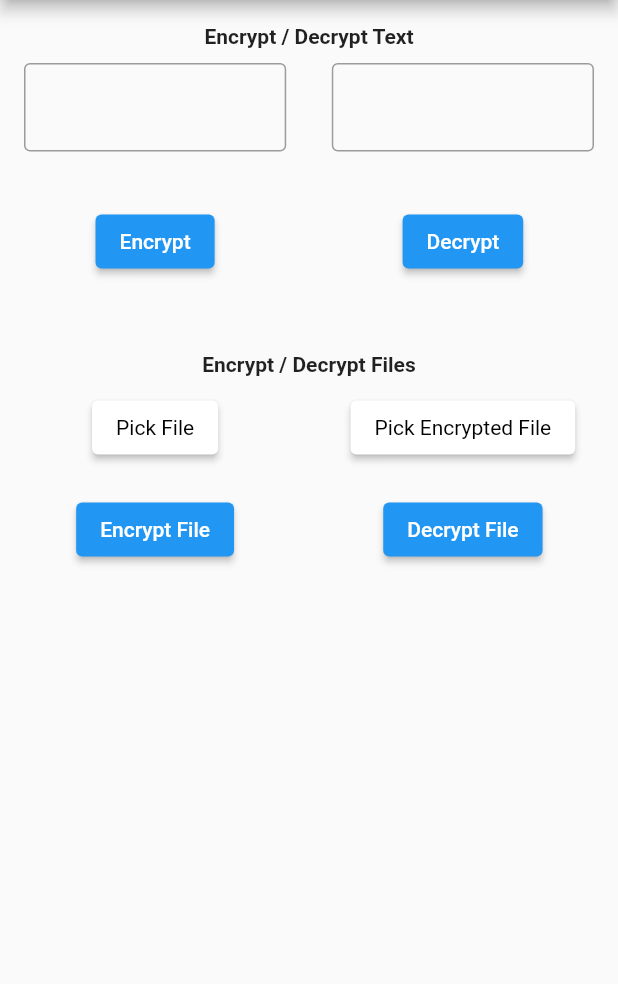
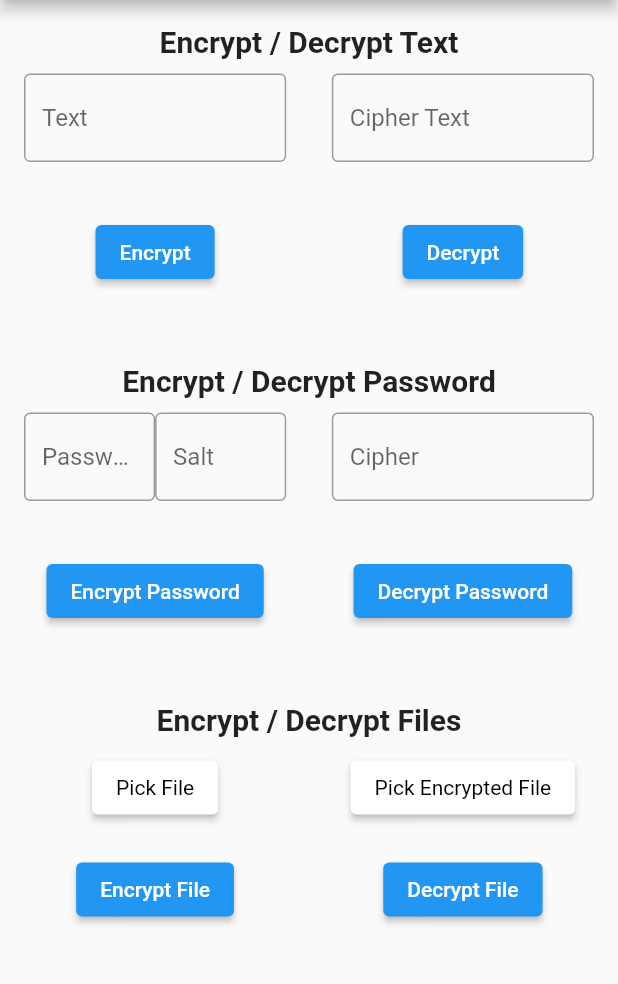
Before and after one commit to wizardoma/lokdon_sdk_demo, a Flutter app: the screen it shows after launch, on a phone screen of 412 x 824 dp, the part 84-1068 px from its top. Run offline on Flutter 3.47's test engine with Material 2 defaults, Android fonts, the light colour scheme and no system bars; our stand-ins replace file_picker; missing offline and left inert: lokdon_sdk.

Commit message:
add password encryption

```diff
--- a/lib/encrypt_file.dart
+++ b/lib/encrypt_file.dart
@@ -21,7 +21,8 @@ class _EncryptFileState extends State<EncryptFile> {
       children: [
         const Text(
           "Encrypt / Decrypt Files",
-          style: TextStyle(fontWeight: FontWeight.bold),
+          style: TextStyle(fontWeight: FontWeight.bold,
+              fontSize: 20),
         ),
         const SizedBox(
           height: 10,
--- /dev/null
+++ b/lib/encrypt_password.dart
@@ -0,0 +1,141 @@
+import 'package:flutter/material.dart';
+import 'package:lokdon_sdk/lokdon_sdk.dart';
+
+class EncryptPassword extends StatefulWidget {
+  const EncryptPassword({Key? key}) : super(key: key);
+
+  @override
+  State<EncryptPassword> createState() => _EncryptPasswordState();
+}
+
+class _EncryptPasswordState extends State<EncryptPassword> {
+  String textResult = "", cipherResult = "";
+  int salt = 1, decryptSalt = 1;
+  String text = "", cipher = "";
+
+  @override
+  Widget build(BuildContext context) {
+    return Column(
+      children: [
+        const Text(
+          "Encrypt / Decrypt Password",
+          style: TextStyle(fontWeight: FontWeight.bold, fontSize: 20),
+        ),
+        const SizedBox(
+          height: 10,
+        ),
+        LayoutBuilder(builder: (context, constraints) {
+          return Row(
+            mainAxisAlignment: MainAxisAlignment.spaceBetween,
+            children: [
+              Container(
+                width: constraints.maxWidth * 0.46,
+                child: Column(
+                  mainAxisSize: MainAxisSize.min,
+                  children: [
+                    Row(
+                      mainAxisSize: MainAxisSize.min,
+                      children: [
+                        Expanded(
+                          child: TextField(
+                            onChanged: (s) {
+                              setState(() {
+                                text = s;
+                              });
+                            },
+                            decoration: InputDecoration(
+                                hintText: "Password", border: OutlineInputBorder()),
+                          ),
+                        ),
+                        Expanded(
+                          child: TextField(
+
+                            onChanged: (s) {
+                              setState(() {
+                                salt = int.parse(s);
+                              });
+                            },
+                            keyboardType: TextInputType.number,
+                            decoration: InputDecoration(
+                                hintText: "Salt", border: OutlineInputBorder()),
+                          ),
+                        ),
+                      ],
+                    ),
+                    SizedBox(
+                      height: 10,
+                    ),
+                    SelectableText(textResult),
+                    SizedBox(
+                      height: 10,
+                    ),
+                    ElevatedButton(
+                        onPressed: () {
+                          if (text.isNotEmpty) {
+                            setState(() {
+                              textResult = "";
+                            });
+
+                            var string = encryptPassword(text,salt: salt);
+                            setState(() {
+                              textResult = string;
+                            });
+                          }
+                        },
+                        child: Text("Encrypt Password"))
+                  ],
+                ),
+              ),
+              Container(
+                width: constraints.maxWidth * 0.46,
+                child: Column(
+                  mainAxisSize: MainAxisSize.min,
+                  children: [
+                    Row(
+                      mainAxisSize: MainAxisSize.min,
+                      children: [
+                        Expanded(
+                          child: TextField(
+                            onChanged: (s) {
+                              setState(() {
+                                cipher = s;
+                              });
+                            },
+                            decoration: InputDecoration(
+                                hintText: "Cipher", border: OutlineInputBorder()),
+                          ),
+                        ),
+                      ],
+                    ),
+                    const SizedBox(
+                      height: 10,
+                    ),
+                    SelectableText(cipherResult),
+                    const SizedBox(
+                      height: 10,
+                    ),
+                    ElevatedButton(
+                        onPressed: () {
+                          if (cipher.isNotEmpty) {
+                            setState(() {
+                              cipherResult = "";
+                            });
+
+                            var string = decryptPassword(cipher,);
+                            setState(() {
+                              cipherResult = string;
+                            });
+                          }
+                        },
+                        child: const Text("Decrypt Password"))
+                  ],
+                ),
+              ),
+
+            ],
+          );
+        }),
+      ],
+    );
+  }
+}
--- a/lib/encrypt_text.dart
+++ b/lib/encrypt_text.dart
@@ -16,7 +16,7 @@ class _EncryptTextState extends State<EncryptText> {
   Widget build(BuildContext context) {
     return Column(
       children: [
-        const Text("Encrypt / Decrypt Text",style: TextStyle(fontWeight: FontWeight.bold),),
+        const Text("Encrypt / Decrypt Text",style: TextStyle(fontWeight: FontWeight.bold, fontSize: 20),),
         const SizedBox(height: 10,),
         LayoutBuilder(
           builder: (context,constraints) {
@@ -36,6 +36,7 @@ class _EncryptTextState extends State<EncryptText> {
                           });
                         },
                         decoration: InputDecoration(
+                          hintText: "Text",
                           border: OutlineInputBorder(
 
                           )
@@ -73,6 +74,7 @@ class _EncryptTextState extends State<EncryptText> {
                           });
                         },
                         decoration: InputDecoration(
+                          hintText: "Cipher Text",
                             border: OutlineInputBorder(
 
                             )
--- a/lib/main.dart
+++ b/lib/main.dart
@@ -1,5 +1,6 @@
 import 'package:flutter/material.dart';
 import 'package:lokdon_sdk_demo/encrypt_file.dart';
+import 'package:lokdon_sdk_demo/encrypt_password.dart';
 import 'package:lokdon_sdk_demo/encrypt_text.dart';
 
 void main() {
@@ -46,6 +47,9 @@ class _MyAppState extends State<HomePage> {
             children: [
               EncryptText(),
               SizedBox(height: 50,),
+              EncryptPassword(),
+              SizedBox(height: 50,),
+
               EncryptFile()
             ],
           ),
```
